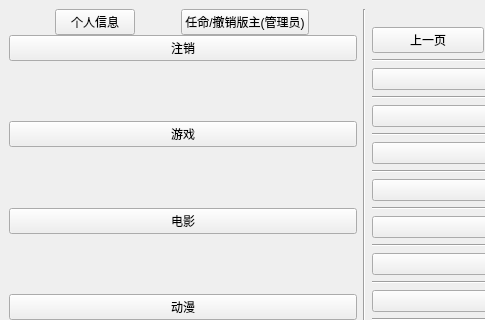
Before: the Qt Designer form mainwindow.ui in Joeywzr/f0rum, drawn with Qt 5; both pictures show x 0 to 485 and y 0 to 320 of the 729 by 562 pixel window.
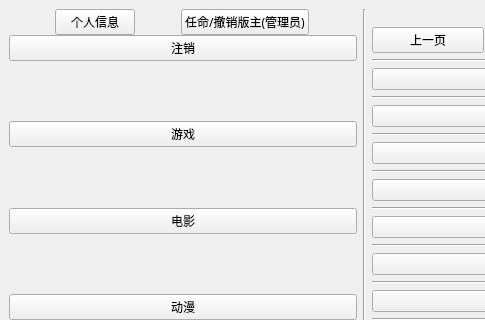
After: the same form once the commit is applied.

```diff
--- a/mainwindow.ui
+++ b/mainwindow.ui
@@ -351,6 +351,11 @@
               <verstretch>0</verstretch>
              </sizepolicy>
             </property>
+            <property name="font">
+             <font>
+              <family>思源黑体 CN Normal</family>
+             </font>
+            </property>
             <property name="text">
              <string>任命/撤销版主(管理员)</string>
             </property>
```
Left out of the diff: 50 changed lines with no effect on the pictures.
